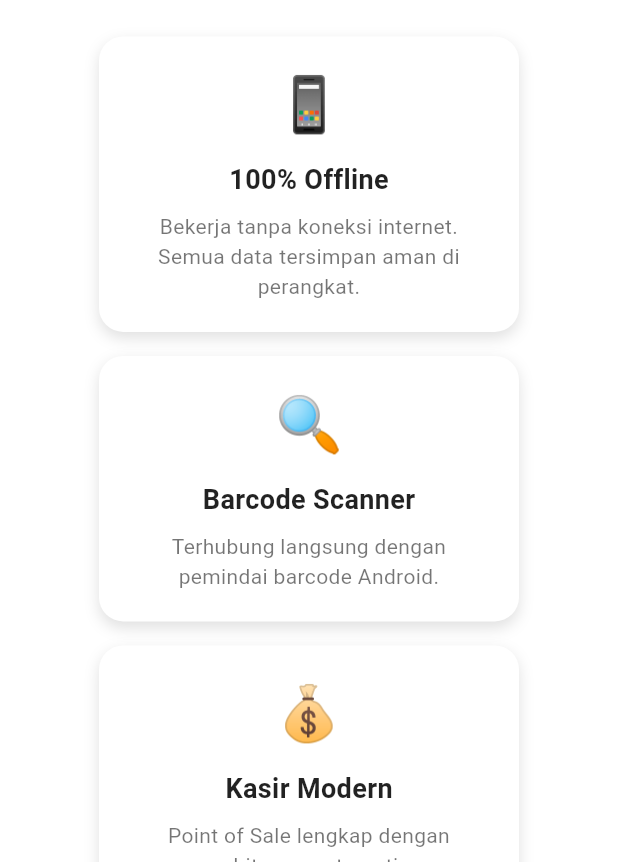
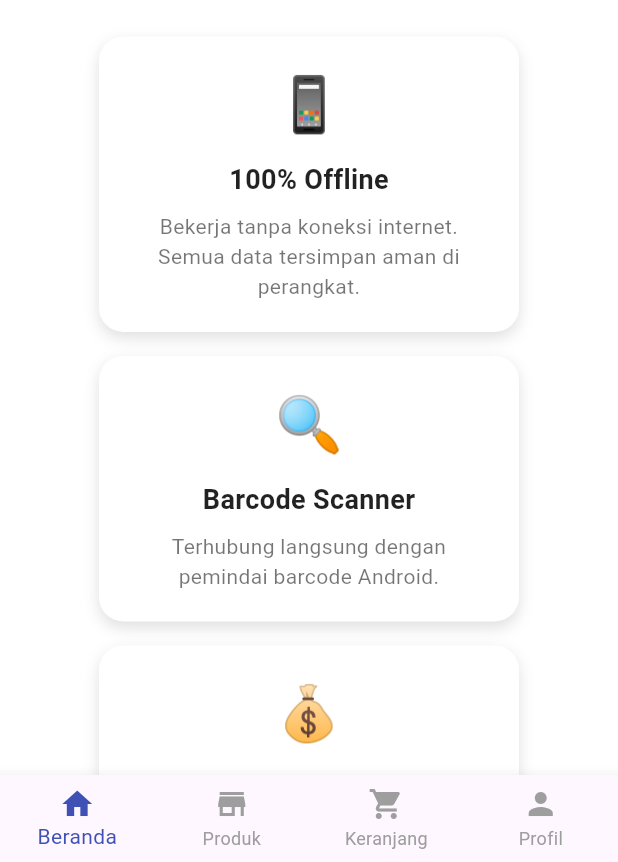
Before and after one commit to haritsrs/PPSI, a Flutter app: the screen it shows after launch, scrolled down 576 dp, on a phone screen of 412 x 824 dp, the part 374-1236 px from its top. Run offline on Flutter 3.47's test engine with Material 3 defaults, Android fonts, the phone set to English and light mode, and no system bars; Roboto replaces fonts that are missing (Segoe UI).

Commit message:
alpha v1

```diff
--- a/lib/main.dart
+++ b/lib/main.dart
@@ -1,4 +1,8 @@
 import 'package:flutter/material.dart';
+
+// Import future pages (for modularity)
+// Example: import 'pages/overview_page.dart';
+// We'll add these later as the app grows
 
 void main() {
   runApp(const KiosDarmaApp());
@@ -15,7 +19,14 @@ class KiosDarmaApp extends StatelessWidget {
         primarySwatch: Colors.indigo,
         fontFamily: 'Segoe UI',
       ),
-      home: const HomePage(),
+      // Routing setup: HomePage is still the default
+      initialRoute: '/',
+      routes: {
+        '/': (context) => const HomePage(),
+        // '/catalog': (context) => const CatalogPage(),
+        // '/cart': (context) => const CartPage(),
+        // '/profile': (context) => const ProfilePage(),
+      },
       debugShowCheckedModeBanner: false,
     );
   }
@@ -52,10 +63,10 @@ class HomePage extends StatelessWidget {
                       height: 160,
                     ),
                   ),
-                  Text(
+                  const Text(
                     "Kelola Toko Lebih Mudah dengan KiosDarma",
                     textAlign: TextAlign.center,
-                    style: const TextStyle(
+                    style: TextStyle(
                       fontSize: 28,
                       color: Colors.white,
                       fontWeight: FontWeight.bold,
@@ -72,7 +83,10 @@ class HomePage extends StatelessWidget {
                     mainAxisAlignment: MainAxisAlignment.center,
                     children: [
                       ElevatedButton(
-                        onPressed: () {},
+                        onPressed: () {
+                          // Example navigation for next steps
+                          // Navigator.pushNamed(context, '/catalog');
+                        },
                         style: ElevatedButton.styleFrom(
                           backgroundColor: Colors.white,
                           foregroundColor: Colors.indigo,
@@ -127,17 +141,20 @@ class HomePage extends StatelessWidget {
                         icon: "📱",
                         title: "100% Offline",
                         desc:
-                              "Bekerja tanpa koneksi internet. Semua data tersimpan aman di perangkat."),
+                            "Bekerja tanpa koneksi internet. Semua data tersimpan aman di perangkat.",
+                      ),
                       FeatureCard(
                         icon: "🔍",
                         title: "Barcode Scanner",
                         desc:
-                              "Terhubung langsung dengan pemindai barcode Android."),
+                            "Terhubung langsung dengan pemindai barcode Android.",
+                      ),
                       FeatureCard(
                         icon: "💰",
                         title: "Kasir Modern",
                         desc:
-                              "Point of Sale lengkap dengan perhitungan otomatis."),
+                            "Point of Sale lengkap dengan perhitungan otomatis.",
+                      ),
                     ],
                   )
                 ],
@@ -145,6 +162,33 @@ class HomePage extends StatelessWidget {
             ),
           ],
         ),
+      ),
+      bottomNavigationBar: BottomNavigationBar(
+        type: BottomNavigationBarType.fixed,
+        selectedItemColor: Colors.indigo,
+        unselectedItemColor: Colors.grey,
+        onTap: (index) {
+          switch (index) {
+            case 0:
+              // Home
+              break;
+            case 1:
+              // Navigator.pushNamed(context, '/catalog');
+              break;
+            case 2:
+              // Navigator.pushNamed(context, '/cart');
+              break;
+            case 3:
+              // Navigator.pushNamed(context, '/profile');
+              break;
+          }
+        },
+        items: const [
+          BottomNavigationBarItem(icon: Icon(Icons.home), label: "Beranda"),
+          BottomNavigationBarItem(icon: Icon(Icons.store), label: "Produk"),
+          BottomNavigationBarItem(icon: Icon(Icons.shopping_cart), label: "Keranjang"),
+          BottomNavigationBarItem(icon: Icon(Icons.person), label: "Profil"),
+        ],
       ),
     );
   }
@@ -155,8 +199,12 @@ class FeatureCard extends StatelessWidget {
   final String title;
   final String desc;
 
-  const FeatureCard(
-      {super.key, required this.icon, required this.title, required this.desc});
+  const FeatureCard({
+    super.key,
+    required this.icon,
+    required this.title,
+    required this.desc,
+  });
 
   @override
   Widget build(BuildContext context) {
@@ -166,8 +214,7 @@ class FeatureCard extends StatelessWidget {
       decoration: BoxDecoration(
         color: Colors.white,
         boxShadow: const [
-          BoxShadow(
-              color: Colors.black12, blurRadius: 8, offset: Offset(0, 4))
+          BoxShadow(color: Colors.black12, blurRadius: 8, offset: Offset(0, 4))
         ],
         borderRadius: BorderRadius.circular(16),
       ),
@@ -178,7 +225,10 @@ class FeatureCard extends StatelessWidget {
           Text(
             title,
             style: const TextStyle(
-                fontSize: 18, fontWeight: FontWeight.bold, color: Colors.black87),
+              fontSize: 18,
+              fontWeight: FontWeight.bold,
+              color: Colors.black87,
+            ),
           ),
           const SizedBox(height: 8),
           Text(
```
Also changed, not shown: lib/models/product_model.dart (added), lib/pages/kasir_page.dart (added), lib/pages/keuangan_page.dart (added), lib/pages/laporan_page.dart (added), lib/pages/pengaturan_page.dart (added), lib/pages/produk_page.dart (added), lib/services/database_service.dart (added), lib/widgets/feature_card.dart (added). Lines whose indentation alone changed are shown as unchanged.
